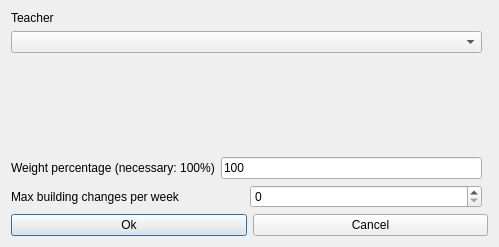
Qt form fet/src/interface/modifyconstraintteachermaxbuildingchangesperweekform_template.ui (vonmecheln/fet) before a commit.
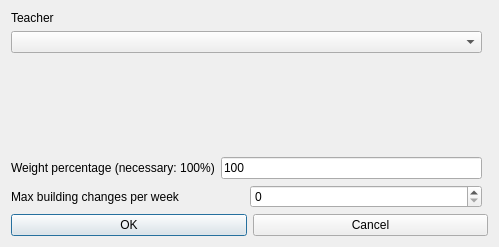
The same form after that commit.

Diff of the .ui file:
```diff
--- a/fet/src/interface/modifyconstraintteachermaxbuildingchangesperweekform_template.ui
+++ b/fet/src/interface/modifyconstraintteachermaxbuildingchangesperweekform_template.ui
@@ -95,7 +95,7 @@
      <item>
       <widget class="QPushButton" name="okPushButton">
        <property name="text">
-        <string>Ok</string>
+        <string>OK</string>
        </property>
       </widget>
      </item>
```
